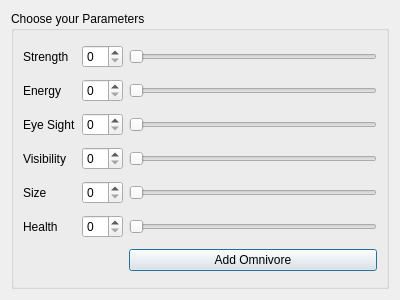
Qt form Evolution_1/omni_win.ui (Natali124/Evolution-Simulator) before a commit.
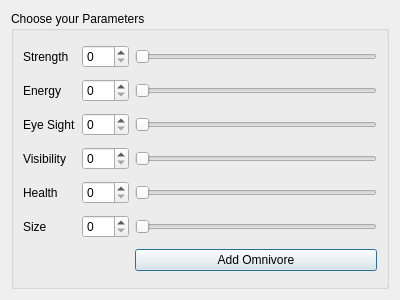
The same form after that commit.

Commit message: toolbar slider value change

What changed in the file:
```diff
--- a/Evolution_1/omni_win.ui
+++ b/Evolution_1/omni_win.ui
@@ -27,17 +27,24 @@
      </property>
      <layout class="QGridLayout" name="gridLayout_2">
       <item row="10" column="1">
-       <widget class="QSpinBox" name="size_c"/>
+       <widget class="QSpinBox" name="health_c">
+        <property name="maximum">
+         <number>200</number>
+        </property>
+       </widget>
       </item>
       <item row="11" column="0">
-       <widget class="QLabel" name="health_l">
+       <widget class="QLabel" name="size_l">
         <property name="text">
-         <string>Health</string>
+         <string>Size</string>
         </property>
        </widget>
       </item>
       <item row="6" column="2">
        <widget class="QSlider" name="strength_s">
+        <property name="maximum">
+         <number>200</number>
+        </property>
         <property name="orientation">
          <enum>Qt::Horizontal</enum>
         </property>
@@ -65,44 +72,69 @@
        </widget>
       </item>
       <item row="10" column="2">
-       <widget class="QSlider" name="size_s">
+       <widget class="QSlider" name="health_s">
+        <property name="maximum">
+         <number>200</number>
+        </property>
         <property name="orientation">
          <enum>Qt::Horizontal</enum>
         </property>
        </widget>
       </item>
       <item row="6" column="1">
-       <widget class="QSpinBox" name="strength_c"/>
+       <widget class="QSpinBox" name="strength_c">
+        <property name="maximum">
+         <number>200</number>
+        </property>
+       </widget>
       </item>
       <item row="7" column="1">
-       <widget class="QSpinBox" name="energy_c"/>
+       <widget class="QSpinBox" name="energy_c">
+        <property name="maximum">
+         <number>200</number>
+        </property>
+       </widget>
       </item>
       <item row="7" column="2">
        <widget class="QSlider" name="energy_s">
+        <property name="maximum">
+         <number>200</number>
+        </property>
         <property name="orientation">
          <enum>Qt::Horizontal</enum>
         </property>
        </widget>
       </item>
       <item row="8" column="1">
-       <widget class="QSpinBox" name="eyesight_c"/>
+       <widget class="QSpinBox" name="eyesight_c">
+        <property name="maximum">
+         <number>200</number>
+        </property>
+       </widget>
       </item>
       <item row="10" column="0">
-       <widget class="QLabel" name="size_l">
+       <widget class="QLabel" name="health_l">
         <property name="text">
-         <string>Size</string>
+         <string>Health</string>
         </property>
        </widget>
       </item>
       <item row="8" column="2">
        <widget class="QSlider" name="eyesight_s">
+        <property name="maximum">
+         <number>200</number>
+        </property>
         <property name="orientation">
          <enum>Qt::Horizontal</enum>
         </property>
        </widget>
       </item>
       <item row="11" column="1">
-       <widget class="QSpinBox" name="health_c"/>
+       <widget class="QSpinBox" name="size_c">
+        <property name="maximum">
+         <number>200</number>
+        </property>
+       </widget>
       </item>
       <item row="7" column="0">
        <widget class="QLabel" name="energy_l">
@@ -112,17 +144,27 @@
        </widget>
       </item>
       <item row="9" column="1">
-       <widget class="QSpinBox" name="visibility_c"/>
+       <widget class="QSpinBox" name="visibility_c">
+        <property name="maximum">
+         <number>200</number>
+        </property>
+       </widget>
       </item>
       <item row="9" column="2">
        <widget class="QSlider" name="visibility_s">
+        <property name="maximum">
+         <number>200</number>
+        </property>
         <property name="orientation">
          <enum>Qt::Horizontal</enum>
         </property>
        </widget>
       </item>
       <item row="11" column="2">
-       <widget class="QSlider" name="health_s">
+       <widget class="QSlider" name="size_s">
+        <property name="maximum">
+         <number>200</number>
+        </property>
         <property name="orientation">
          <enum>Qt::Horizontal</enum>
         </property>
```
The commit also changes 2 other files.
